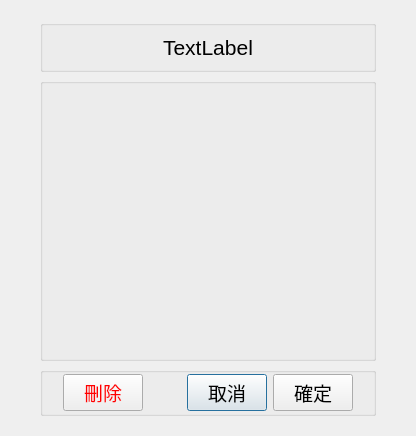
This is src/AdbClient/DialogInput.ui in roger0816/Adb as Qt 5 draws it before an edit. The edited form follows.
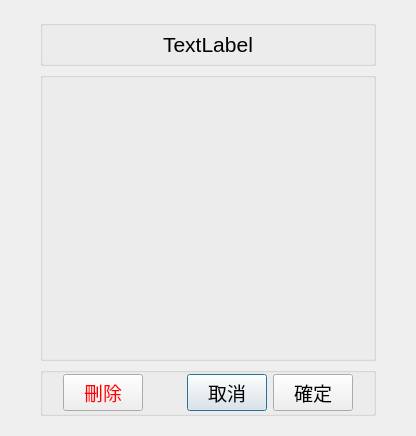
This is the edited form.

The edit to the form file:
```diff
--- a/src/AdbClient/DialogInput.ui
+++ b/src/AdbClient/DialogInput.ui
@@ -89,10 +89,16 @@
         <property name="minimumSize">
          <size>
           <width>0</width>
-          <height>42</height>
+          <height>46</height>
          </size>
         </property>
         <layout class="QGridLayout" name="gridLayout_4">
+         <property name="topMargin">
+          <number>0</number>
+         </property>
+         <property name="bottomMargin">
+          <number>0</number>
+         </property>
          <item row="0" column="0">
           <widget class="QLabel" name="lbTitle">
            <property name="font">
```
